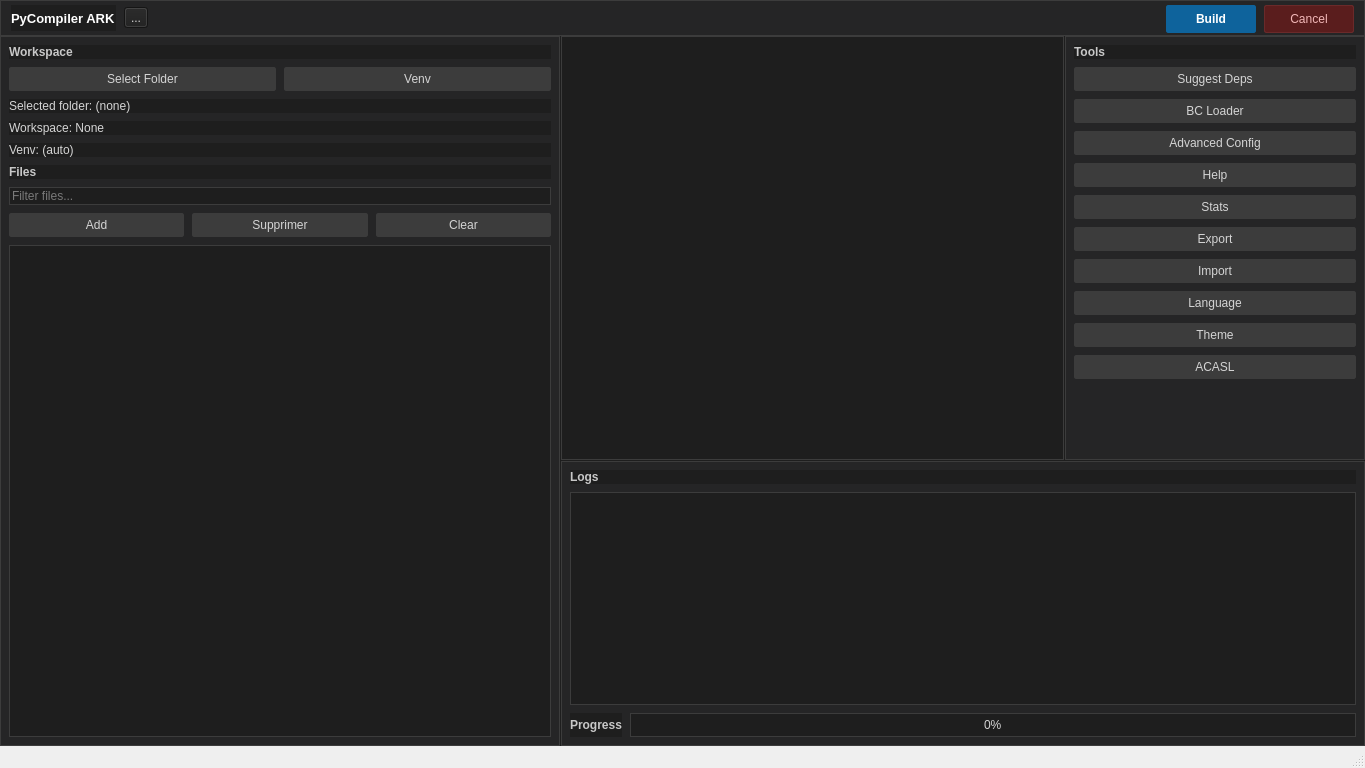
First picture: the form in ui/ui_ide_design2.ui, repository raidos23/PyCompiler_ARK, before the edit.
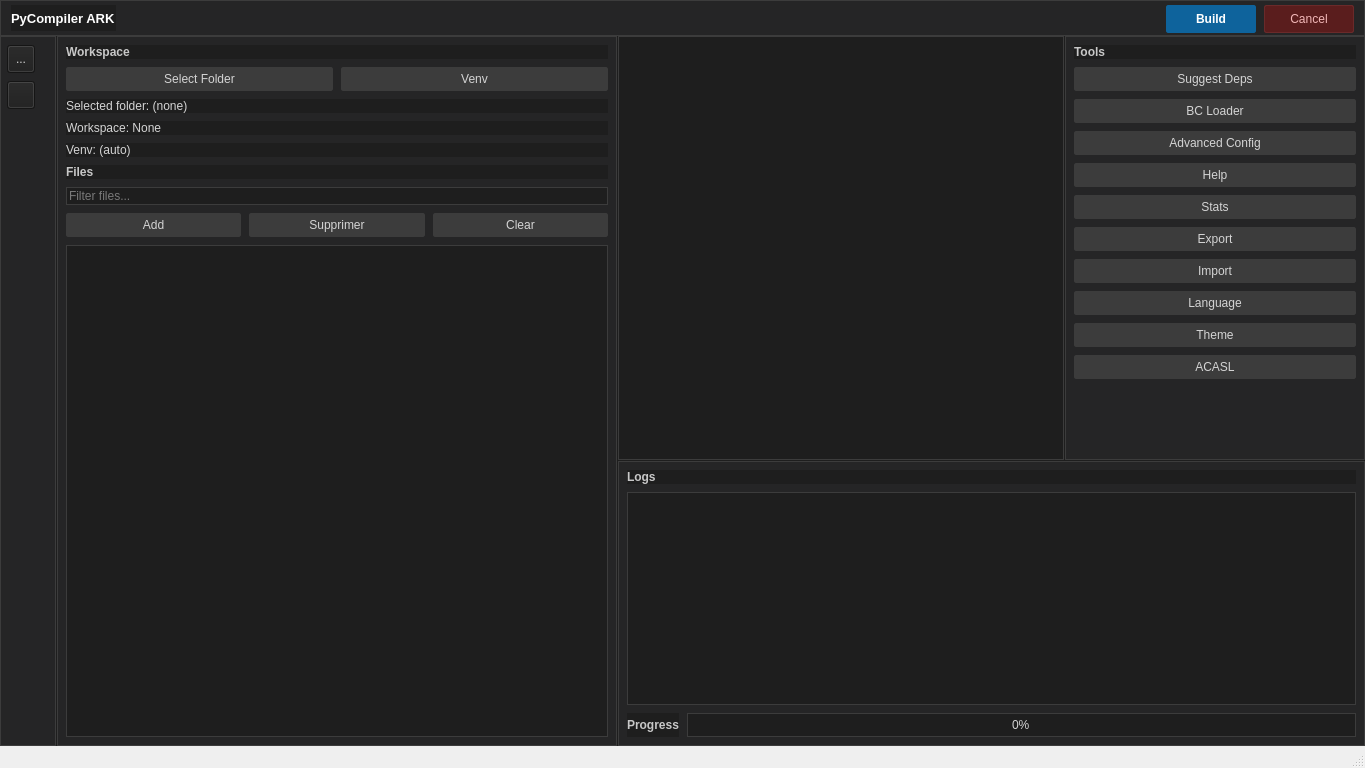
Second picture: the form after the edit.

Commit message:
feat(gui-ide): ajouter une activity bar et corriger le theming des toolbuttons
- Deplace le bouton '...' dans une vraie activity bar a gauche.\n- Ajoute le bouton d'analyse des dependances en icone dans cette barre.\n- Deplace plusieurs actions secondaires dans le menu '...'.\n- Corrige le style des QToolButton d'activity bar pour qu'ils suivent le theme (plus d'apparence blanche).\n- Ajuste l'UI (largeurs panneaux, libelles) et conserve les connexions Core existantes.

What changed in the file:
```diff
--- a/ui/ui_ide_design2.ui
+++ b/ui/ui_ide_design2.ui
@@ -21,7 +21,7 @@
   font-family: &quot;Segoe UI&quot;, &quot;Noto Sans&quot;, sans-serif;
   font-size: 9pt;
 }
-QFrame#header, QFrame#workspace_panel, QFrame#tools_panel, QFrame#logs_panel {
+QFrame#header, QFrame#activity_bar, QFrame#workspace_panel, QFrame#tools_panel, QFrame#logs_panel {
   background: #252526;
   border: 1px solid #3c3c3c;
 }
@@ -129,16 +129,6 @@
          </property>
         </widget>
        </item>
-       <item>
-        <widget class="QToolButton" name="toolButton_more">
-         <property name="toolTip">
-          <string>More tools</string>
-         </property>
-         <property name="text">
-          <string>...</string>
-         </property>
-        </widget>
-       </item>
        <item>
         <spacer name="headerSpacer">
          <property name="orientation">
@@ -188,7 +178,89 @@
       </property>
       <property name="handleWidth">
        <number>1</number>
-      </property>
+     </property>
+      <widget class="QFrame" name="activity_bar">
+       <property name="minimumSize">
+        <size>
+         <width>48</width>
+         <height>0</height>
+        </size>
+       </property>
+       <property name="maximumSize">
+        <size>
+         <width>56</width>
+         <height>16777215</height>
+        </size>
+       </property>
+       <property name="frameShape">
+        <enum>QFrame::Shape::StyledPanel</enum>
+       </property>
+       <property name="frameShadow">
+        <enum>QFrame::Shadow::Raised</enum>
+       </property>
+       <layout class="QVBoxLayout" name="activityBarLayout">
+        <property name="spacing">
+         <number>8</number>
+        </property>
+        <property name="leftMargin">
+         <number>6</number>
+        </property>
+        <property name="topMargin">
+         <number>8</number>
+        </property>
+        <property name="rightMargin">
+         <number>6</number>
+        </property>
+        <property name="bottomMargin">
+         <number>8</number>
+        </property>
+        <item>
+         <widget class="QToolButton" name="toolButton_more">
+          <property name="minimumSize">
+           <size>
+            <width>28</width>
+            <height>28</height>
+           </size>
+          </property>
+          <property name="toolTip">
+           <string>More tools</string>
+          </property>
+          <property name="text">
+           <string>...</string>
+          </property>
+         </widget>
+        </item>
+        <item>
+         <widget class="QToolButton" name="activity_btn_deps">
+          <property name="minimumSize">
+           <size>
+            <width>28</width>
+            <height>28</height>
+           </size>
+          </property>
+          <property name="toolTip">
+           <string>Analyser dépendances</string>
+          </property>
+          <property name="text">
+           <string/>
+          </property>
+         </widget>
+        </item>
+        <item>
+         <spacer name="activitySpacer">
+          <property name="orientation">
+           <enum>Qt::Orientation::Vertical</enum>
+          </property>
+          <property name="sizeHint" stdset="0">
+           <size>
+            <width>20</width>
+            <height>40</height>
+           </size>
+          </property>
+         </spacer>
+        </item>
+       </layout>
+      </widget>
       <widget class="QFrame" name="workspace_panel">
        <property name="minimumSize">
         <size>
```
Left out of the diff: 2 changed lines with no effect on the pictures. The commit also changes 1 other file.
